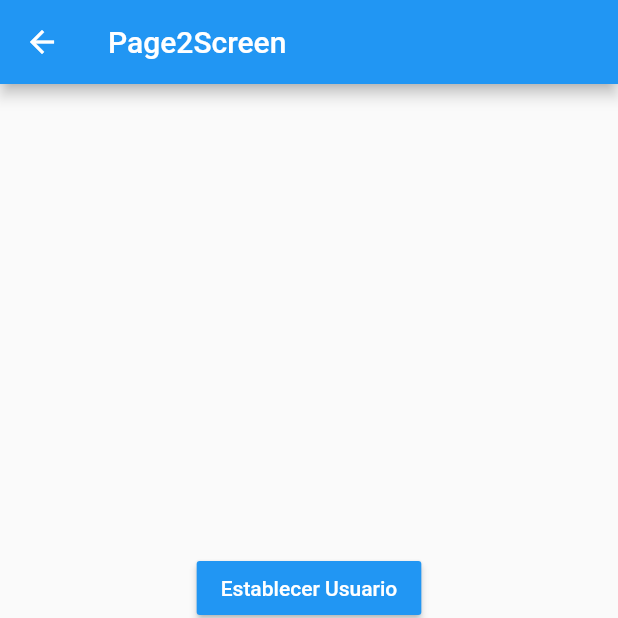
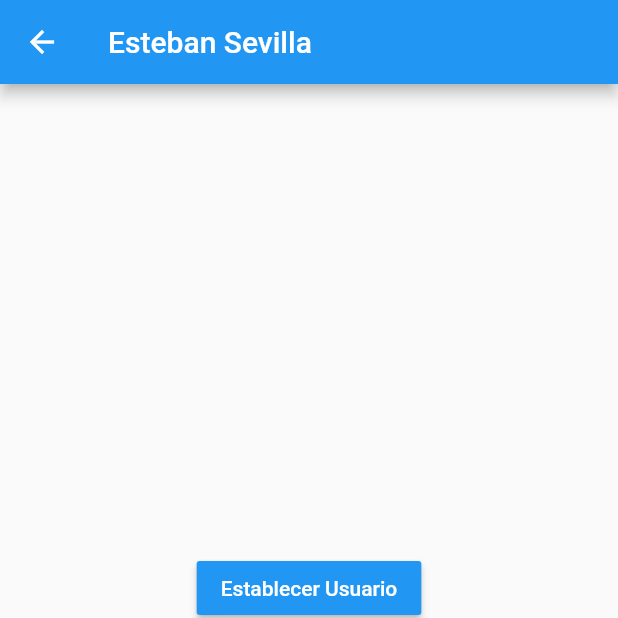
Before and after one commit to esteban1810/flutter-avanzado-fh, a Flutter app: the Page2Screen screen opened by its route, after a tap on "Establecer Usuario", on a phone screen of 412 x 824 dp, the top half of it. Run offline on Flutter 3.47's test engine with Material 2 defaults, Android fonts, the phone set to English and light mode, and no system bars; accounts and stored records are empty.

Commit message:
130. Singleton - Varios listeners

```diff
--- a/Seccion 11/estados_app/lib/screens/screens_page1.dart
+++ b/Seccion 11/estados_app/lib/screens/screens_page1.dart
@@ -14,7 +14,7 @@ class Page1Screen extends StatelessWidget {
         title: const Text('Page1Screen'),
       ),
       body: StreamBuilder(
-        stream: usuarioService.streamController.stream,
+        stream: usuarioService.stream,
         //{required Widget Function(BuildContext, AsyncSnapshot<dynamic>) builder}
         builder: (BuildContext context, AsyncSnapshot<dynamic> builder){
           // if(builder.hasData){
--- a/Seccion 11/estados_app/lib/screens/screens_page2.dart
+++ b/Seccion 11/estados_app/lib/screens/screens_page2.dart
@@ -10,7 +10,15 @@ class Page2Screen extends StatelessWidget {
   Widget build(BuildContext context) {
     return Scaffold(
       appBar: AppBar(
-        title: const Text('Page2Screen'),
+        title: StreamBuilder(
+          stream:usuarioService.stream,
+          builder: (context,snapshot){
+            return snapshot.hasData ?
+                      Text(usuarioService.usuario!.nombre) :
+                      const Text('Page2Screen');
+          },
+        )
+        // const Text('Page2Screen'),
       ),
       body:  Center(
       child: Column(
```
Also changed, not shown: Seccion 11/estados_app/lib/services/usuario_service.dart (+6 -2 lines).
